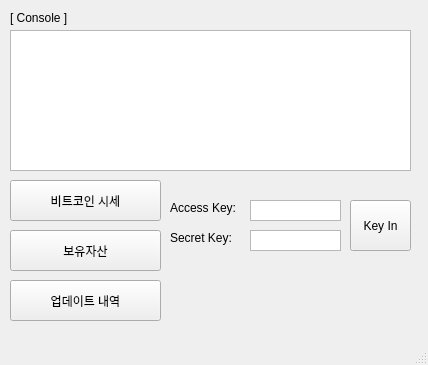
Qt form gui.ui (woody35545/Bitcoin_HTS) before a commit.
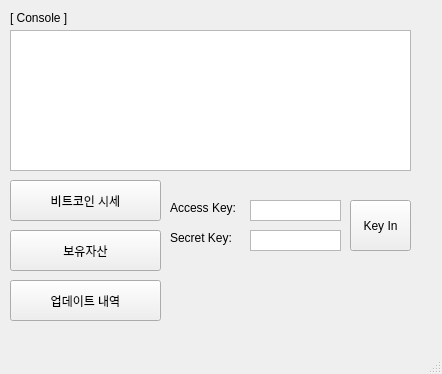
The same form after that commit.

Patch:
```diff
--- a/gui.ui
+++ b/gui.ui
@@ -6,8 +6,8 @@
    <rect>
     <x>0</x>
     <y>0</y>
-    <width>428</width>
-    <height>365</height>
+    <width>442</width>
+    <height>374</height>
    </rect>
   </property>
   <property name="windowTitle">
```
Left out of the diff: 4 changed lines with no effect on the pictures.
